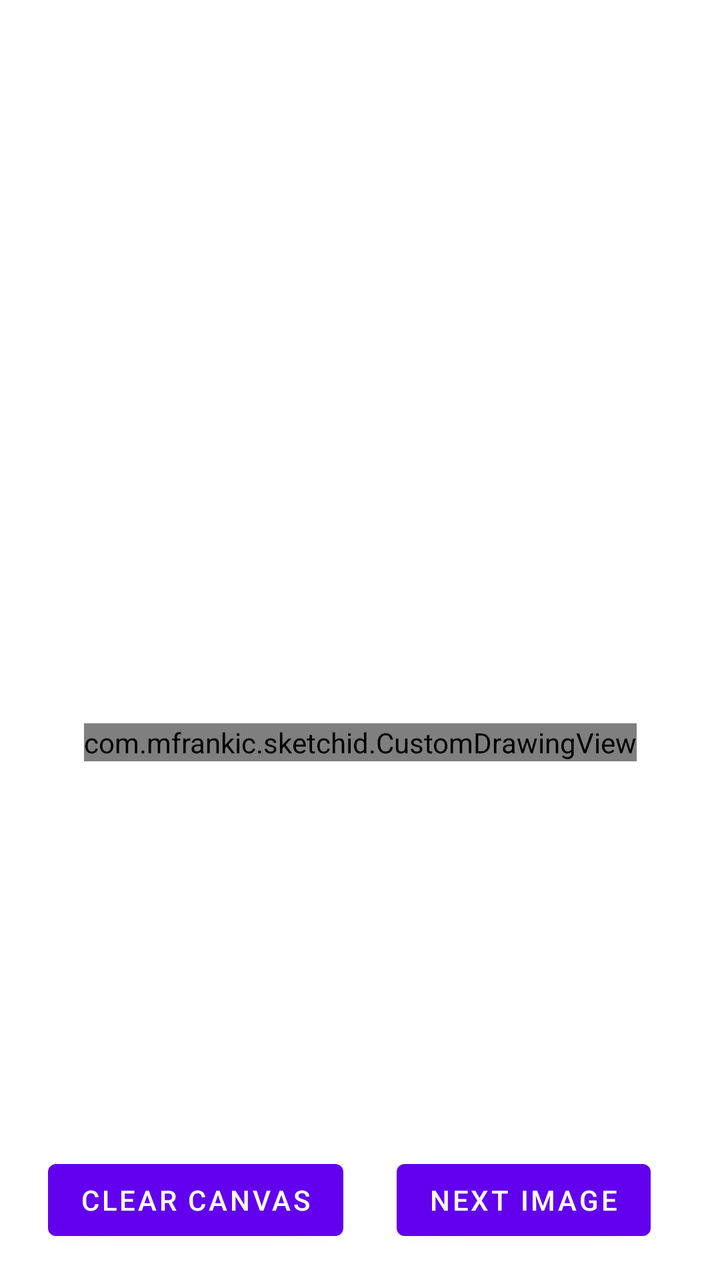
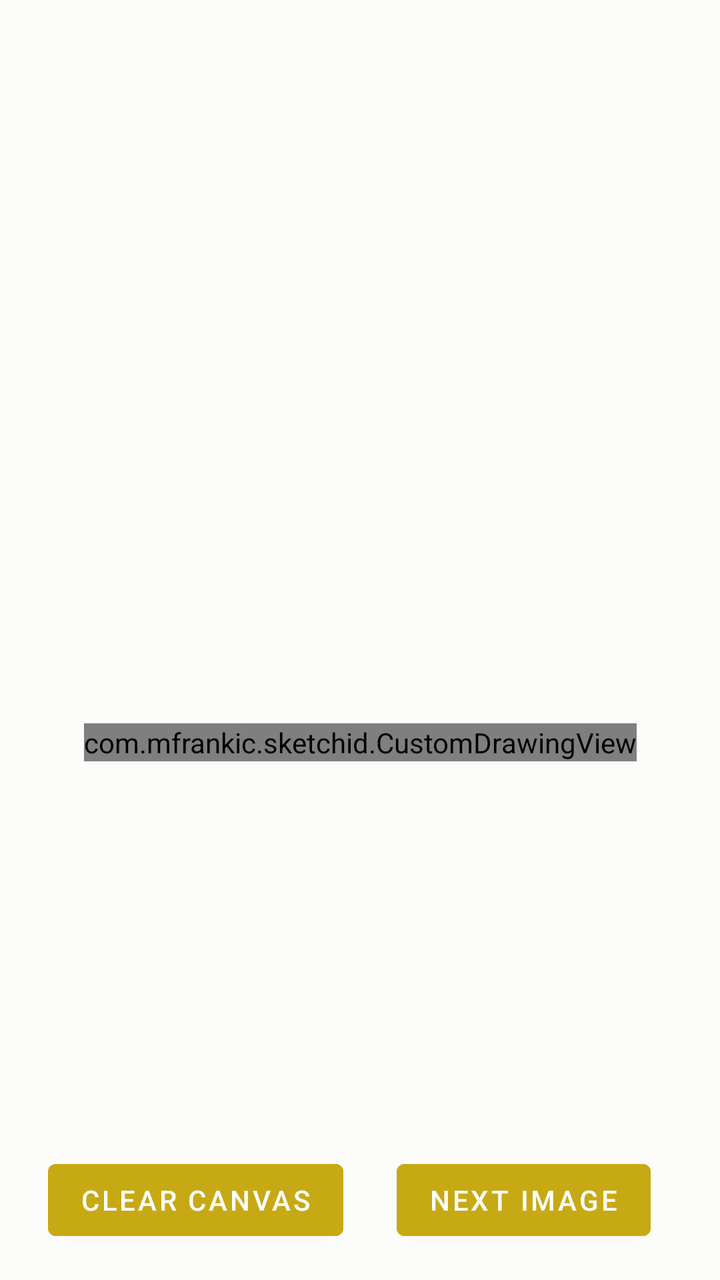

Two renders of the same Android screen: before a commit and after it. Below are the layout's source before the change and the commit's diff.
<!-- AndroidManifest.xml: application theme Theme.SketchID -->
<!-- res/layout/activity_drawing.xml -->
<?xml version="1.0" encoding="utf-8"?>
<androidx.constraintlayout.widget.ConstraintLayout xmlns:android="http://schemas.android.com/apk/res/android"
    xmlns:app="http://schemas.android.com/apk/res-auto"
    android:id="@+id/drawing_activity"
    android:layout_width="match_parent"
    android:layout_height="match_parent">

    <ImageView
        android:id="@+id/reference_image"
        android:src="@drawable/baseline_image_24"
        android:layout_width="match_parent"
        android:layout_height="150dp"
        android:layout_marginVertical="16dp"
        android:visibility="invisible"
        android:contentDescription="Reference Image"
        app:layout_constraintTop_toTopOf="@+id/drawing_activity" />

    <TextView
        android:id="@+id/reference_text"
        android:layout_width="match_parent"
        android:layout_height="150dp"
        android:layout_marginVertical="16dp"
        android:visibility="invisible"
        android:gravity="center"
        android:textSize="30sp"
        android:text="Reference Image"
        app:layout_constraintTop_toTopOf="@+id/drawing_activity" />

    <TextView
        android:id="@+id/attempt_progress"
        android:layout_width="match_parent"
        android:layout_height="wrap_content"
        android:layout_marginVertical="16dp"
        android:gravity="center"
        android:textSize="16sp"
        android:textColor="@android:color/black"
        app:layout_constraintTop_toBottomOf="@id/reference_image" />

    <FrameLayout
        android:id="@+id/drawing_frame"
        android:layout_width="wrap_content"
        android:layout_height="wrap_content"
        android:padding="8dp"
        android:background="@android:color/white"
        app:layout_constraintTop_toBottomOf="@id/reference_image"
        app:layout_constraintBottom_toTopOf="@id/bottom_buttons"
        app:layout_constraintStart_toStartOf="@id/drawing_activity"
        app:layout_constraintEnd_toEndOf="@id/drawing_activity">

        <com.mfrankic.sketchid.CustomDrawingView
            android:id="@+id/drawing_view"
            android:layout_width="match_parent"
            android:layout_height="match_parent"
            android:layout_gravity="center" />
    </FrameLayout>

    <LinearLayout
        android:id="@+id/bottom_buttons"
        android:layout_width="match_parent"
        android:layout_height="wrap_content"
        android:baselineAligned="false"
        android:orientation="horizontal"
        android:gravity="center"
        android:layout_marginHorizontal="16dp"
        android:layout_marginVertical="16dp"
        app:layout_constraintBottom_toBottomOf="@+id/drawing_activity">

        <LinearLayout
            android:layout_width="match_parent"
            android:layout_height="wrap_content"
            android:gravity="center"
            android:layout_weight="1">

            <Button
                android:id="@+id/btn_clear"
                android:layout_width="wrap_content"
                android:layout_height="wrap_content"
                android:text="Clear Canvas" />
        </LinearLayout>

        <LinearLayout
            android:layout_width="match_parent"
            android:layout_height="wrap_content"
            android:gravity="center"
            android:layout_weight="1">

            <Button
                android:id="@+id/btn_next_image"
                android:layout_width="wrap_content"
                android:layout_height="wrap_content"
                android:text="Next Image" />
        </LinearLayout>

    </LinearLayout>

</androidx.constraintlayout.widget.ConstraintLayout>
<!-- resources referenced by this layout -->
<resources>
  <!-- drawable baseline_image_24 (drawable) -->
  <vector xmlns:android="http://schemas.android.com/apk/res/android"
      android:height="64dp"
      android:tint="#000000"
      android:viewportHeight="24"
      android:viewportWidth="24"
      android:width="64dp">
  
      <path
          android:fillColor="@android:color/white"
          android:pathData="M21,19V5c0,-1.1 -0.9,-2 -2,-2H5c-1.1,0 -2,0.9 -2,2v14c0,1.1 0.9,2 2,2h14c1.1,0 2,-0.9 2,-2zM8.5,13.5l2.5,3.01L14.5,12l4.5,6H5l3.5,-4.5z" />
  
  </vector>
  <style name="Theme.SketchID" parent="Theme.MaterialComponents.Light.DarkActionBar">
          
          <item name="colorPrimary">@color/purple_500</item>
          <item name="colorPrimaryVariant">@color/purple_700</item>
          <item name="colorOnPrimary">@color/white</item>
          
          <item name="colorSecondary">@color/teal_200</item>
          <item name="colorSecondaryVariant">@color/teal_700</item>
          <item name="colorOnSecondary">@color/black</item>
          
          <item name="android:statusBarColor">?attr/colorPrimaryVariant</item>
          
      </style>
  <color name="purple_500">#FF6200EE</color>
  <color name="purple_700">#FF3700B3</color>
  <color name="white">#FFFFFFFF</color>
  <color name="teal_200">#FF03DAC5</color>
  <color name="teal_700">#FF018786</color>
  <color name="black">#FF000000</color>
</resources>

<!-- the commit's change to res/layout/activity_drawing.xml (unified diff, before → after) -->
@@ -7,24 +7,14 @@
 
     <ImageView
         android:id="@+id/reference_image"
-        android:src="@drawable/baseline_image_24"
         android:layout_width="match_parent"
         android:layout_height="150dp"
         android:layout_marginVertical="16dp"
+        android:contentDescription="@string/reference_image"
+        android:src="@drawable/baseline_image_24"
         android:visibility="invisible"
-        android:contentDescription="Reference Image"
-        app:layout_constraintTop_toTopOf="@+id/drawing_activity" />
-
-    <TextView
-        android:id="@+id/reference_text"
-        android:layout_width="match_parent"
-        android:layout_height="150dp"
-        android:layout_marginVertical="16dp"
-        android:visibility="invisible"
-        android:gravity="center"
-        android:textSize="30sp"
-        android:text="Reference Image"
-        app:layout_constraintTop_toTopOf="@+id/drawing_activity" />
+        app:layout_constraintTop_toTopOf="@+id/drawing_activity"
+        app:tint="@color/onSurface" />
 
     <TextView
         android:id="@+id/attempt_progress"
@@ -32,20 +22,21 @@
         android:layout_height="wrap_content"
         android:layout_marginVertical="16dp"
         android:gravity="center"
+        android:textColor="@color/onSurface"
         android:textSize="16sp"
-        android:textColor="@android:color/black"
+        app:layout_constraintBottom_toTopOf="@+id/drawing_frame"
         app:layout_constraintTop_toBottomOf="@id/reference_image" />
 
     <FrameLayout
         android:id="@+id/drawing_frame"
         android:layout_width="wrap_content"
         android:layout_height="wrap_content"
+        android:background="@color/surface"
         android:padding="8dp"
-        android:background="@android:color/white"
-        app:layout_constraintTop_toBottomOf="@id/reference_image"
         app:layout_constraintBottom_toTopOf="@id/bottom_buttons"
+        app:layout_constraintEnd_toEndOf="@id/drawing_activity"
         app:layout_constraintStart_toStartOf="@id/drawing_activity"
-        app:layout_constraintEnd_toEndOf="@id/drawing_activity">
+        app:layout_constraintTop_toBottomOf="@id/reference_image">
 
         <com.mfrankic.sketchid.CustomDrawingView
             android:id="@+id/drawing_view"
@@ -58,37 +49,41 @@
         android:id="@+id/bottom_buttons"
         android:layout_width="match_parent"
         android:layout_height="wrap_content"
-        android:baselineAligned="false"
-        android:orientation="horizontal"
-        android:gravity="center"
         android:layout_marginHorizontal="16dp"
         android:layout_marginVertical="16dp"
+        android:baselineAligned="false"
+        android:gravity="center"
+        android:orientation="horizontal"
         app:layout_constraintBottom_toBottomOf="@+id/drawing_activity">
 
         <LinearLayout
             android:layout_width="match_parent"
             android:layout_height="wrap_content"
-            android:gravity="center"
-            android:layout_weight="1">
+            android:layout_weight="1"
+            android:gravity="center">
 
             <Button
                 android:id="@+id/btn_clear"
                 android:layout_width="wrap_content"
                 android:layout_height="wrap_content"
-                android:text="Clear Canvas" />
+                android:backgroundTint="@color/primary"
+                android:text="@string/clear_canvas"
+                android:textColor="@color/onPrimary" />
         </LinearLayout>
 
         <LinearLayout
             android:layout_width="match_parent"
             android:layout_height="wrap_content"
-            android:gravity="center"
-            android:layout_weight="1">
+            android:layout_weight="1"
+            android:gravity="center">
 
             <Button
                 android:id="@+id/btn_next_image"
                 android:layout_width="wrap_content"
                 android:layout_height="wrap_content"
-                android:text="Next Image" />
+                android:backgroundTint="@color/primary"
+                android:text="@string/next_image"
+                android:textColor="@color/onPrimary" />
         </LinearLayout>
 
     </LinearLayout>
<!-- resource entries referenced after the edit -->
@@ -1,36 +1,87 @@
 <!-- resources referenced by this layout -->
 <resources>
+  <color name="onPrimary">#FFFFFF</color>
+  <color name="onSurface">#333331</color>
+  <color name="primary">#C7A914</color>
+  <color name="surface">#fcfcfb</color>
   <!-- drawable baseline_image_24 (drawable) -->
   <vector xmlns:android="http://schemas.android.com/apk/res/android"
+      android:width="64dp"
       android:height="64dp"
       android:tint="#000000"
-      android:viewportHeight="24"
       android:viewportWidth="24"
-      android:width="64dp">
+      android:viewportHeight="24">
   
       <path
           android:fillColor="@android:color/white"
           android:pathData="M21,19V5c0,-1.1 -0.9,-2 -2,-2H5c-1.1,0 -2,0.9 -2,2v14c0,1.1 0.9,2 2,2h14c1.1,0 2,-0.9 2,-2zM8.5,13.5l2.5,3.01L14.5,12l4.5,6H5l3.5,-4.5z" />
   
   </vector>
-  <style name="Theme.SketchID" parent="Theme.MaterialComponents.Light.DarkActionBar">
-          
-          <item name="colorPrimary">@color/purple_500</item>
-          <item name="colorPrimaryVariant">@color/purple_700</item>
-          <item name="colorOnPrimary">@color/white</item>
-          
-          <item name="colorSecondary">@color/teal_200</item>
-          <item name="colorSecondaryVariant">@color/teal_700</item>
-          <item name="colorOnSecondary">@color/black</item>
-          
-          <item name="android:statusBarColor">?attr/colorPrimaryVariant</item>
-          
+  <string name="clear_canvas">Clear Canvas</string>
+  <string name="next_image">Next Image</string>
+  <string name="reference_image">Reference Image</string>
+  <style name="Theme.SketchID" parent="Theme.MaterialComponents.DayNight.DarkActionBar">
+          <item name="colorPrimary">@color/primary</item>
+          <item name="colorOnPrimary">@color/onPrimary</item>
+          <item name="colorPrimaryContainer">@color/primaryContainer</item>
+          <item name="colorOnPrimaryContainer">@color/onPrimaryContainer</item>
+          <item name="colorSecondary">@color/secondary</item>
+          <item name="colorOnSecondary">@color/onSecondary</item>
+          <item name="colorSecondaryContainer">@color/secondaryContainer</item>
+          <item name="colorOnSecondaryContainer">@color/onSecondaryContainer</item>
+          <item name="colorTertiary">@color/tertiary</item>
+          <item name="colorOnTertiary">@color/onTertiary</item>
+          <item name="colorTertiaryContainer">@color/tertiaryContainer</item>
+          <item name="colorOnTertiaryContainer">@color/onTertiaryContainer</item>
+          <item name="colorError">@color/error</item>
+          <item name="colorOnError">@color/onError</item>
+          <item name="colorErrorContainer">@color/errorContainer</item>
+          <item name="colorOnErrorContainer">@color/onErrorContainer</item>
+          <item name="android:colorBackground">@color/background</item>
+          <item name="colorOnBackground">@color/onBackground</item>
+          <item name="colorSurface">@color/surface</item>
+          <item name="colorOnSurface">@color/onSurface</item>
+          <item name="colorSurfaceVariant">@color/surfaceVariant</item>
+          <item name="colorOnSurfaceVariant">@color/onSurfaceVariant</item>
+          <item name="colorOutline">@color/outline</item>
+          <item name="checkboxBackgroundColor">@android:color/transparent</item>
+          <item name="checkboxBorderColor">@color/secondary</item>
+          <item name="checkboxCheckmarkColor">@color/secondary</item>
+  
+          <item name="toolbarStyle">@style/CustomToolbarStyle</item>
+          <item name="toolbarNavigationButtonStyle">@style/CustomToolbarNavigationButtonStyle</item>
+          <item name="actionMenuTextColor">@color/secondary</item>
+  
+          <item name="android:windowEnableSplitTouch">false</item>
+          <item name="android:splitMotionEvents">false</item>
+  
+          <item name="preferenceTheme">@style/PreferenceThemeOverlay</item>
       </style>
-  <color name="purple_500">#FF6200EE</color>
-  <color name="purple_700">#FF3700B3</color>
-  <color name="white">#FFFFFFFF</color>
-  <color name="teal_200">#FF03DAC5</color>
-  <color name="teal_700">#FF018786</color>
-  <color name="black">#FF000000</color>
+  <color name="primaryContainer">#E6DBA4</color>
+  <color name="onPrimaryContainer">#332B05</color>
+  <color name="secondary">#7640E3</color>
+  <color name="onSecondary">#FFFFFF</color>
+  <color name="secondaryContainer">#C3B1E6</color>
+  <color name="onSecondaryContainer">#1B0E33</color>
+  <color name="tertiary">#C9C8B9</color>
+  <color name="onTertiary">#FFFFFF</color>
+  <color name="tertiaryContainer">#E6E6E0</color>
+  <color name="onTertiaryContainer">#33332F</color>
+  <color name="error">#B3261E</color>
+  <color name="onError">#FFFFFF</color>
+  <color name="errorContainer">#E6ACA9</color>
+  <color name="onErrorContainer">#330B09</color>
+  <color name="background">#fcfcfb</color>
+  <color name="onBackground">#333331</color>
+  <color name="surfaceVariant">#e6e3d8</color>
+  <color name="onSurfaceVariant">#666354</color>
+  <color name="outline">#99947d</color>
+  <style name="CustomToolbarStyle" parent="@style/Widget.MaterialComponents.Toolbar">
+          <item name="android:background">@color/primary</item>
+          <item name="titleTextColor">@color/onPrimary</item>
+      </style>
+  <style name="CustomToolbarNavigationButtonStyle" parent="Widget.AppCompat.Toolbar.Button.Navigation">
+          <item name="android:tint">@color/onPrimary</item>
+      </style>
 </resources>
 
